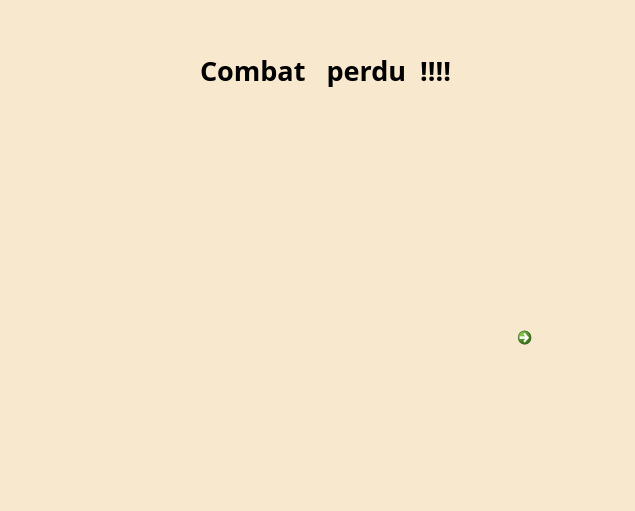
ENSG-POO-2024/projetPokemon_GAGRE_ASSIE_FOFANA, file data/Interface_combat/Combat_perdu.ui: the form before one commit.
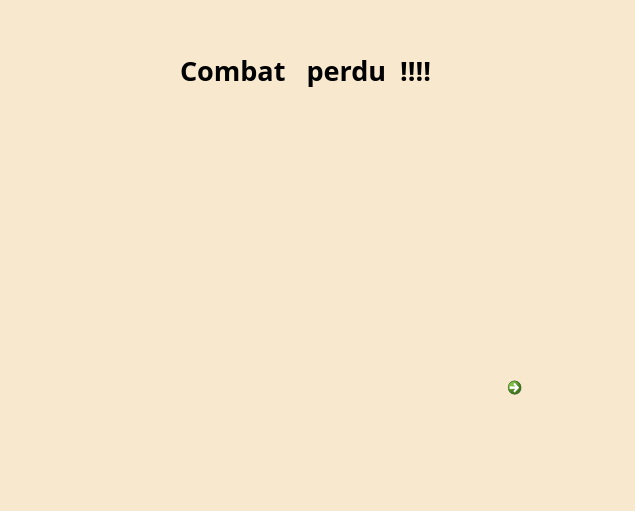
The form after the commit. Icons and pictures are not drawn.

Patch:
```diff
--- a/data/Interface_combat/Combat_perdu.ui
+++ b/data/Interface_combat/Combat_perdu.ui
@@ -28,8 +28,8 @@
    <widget class="QCommandLinkButton" name="PASS">
     <property name="geometry">
      <rect>
-      <x>520</x>
-      <y>320</y>
+      <x>510</x>
+      <y>370</y>
       <width>121</width>
       <height>111</height>
      </rect>
@@ -59,8 +59,8 @@
    <widget class="QLabel" name="Pika_triste">
     <property name="geometry">
      <rect>
-      <x>130</x>
-      <y>100</y>
+      <x>120</x>
+      <y>110</y>
       <width>351</width>
       <height>341</height>
      </rect>
@@ -94,7 +94,7 @@
    <widget class="QLabel" name="label_2">
     <property name="geometry">
      <rect>
-      <x>10</x>
+      <x>-10</x>
       <y>20</y>
       <width>651</width>
       <height>101</height>
```
